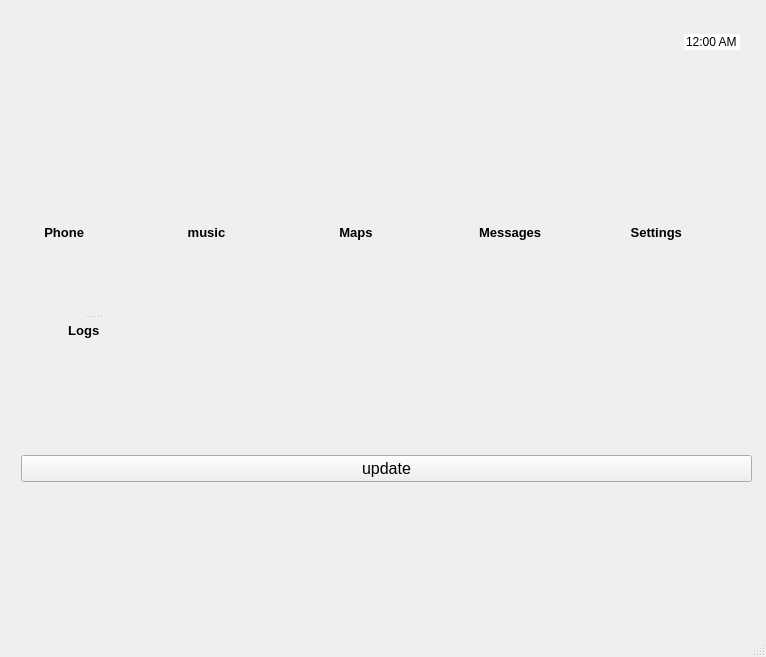
Mostafa-Abdelkawi/2021GP, file ota_client/Head_unit/mainwindow.ui: the form before one commit.
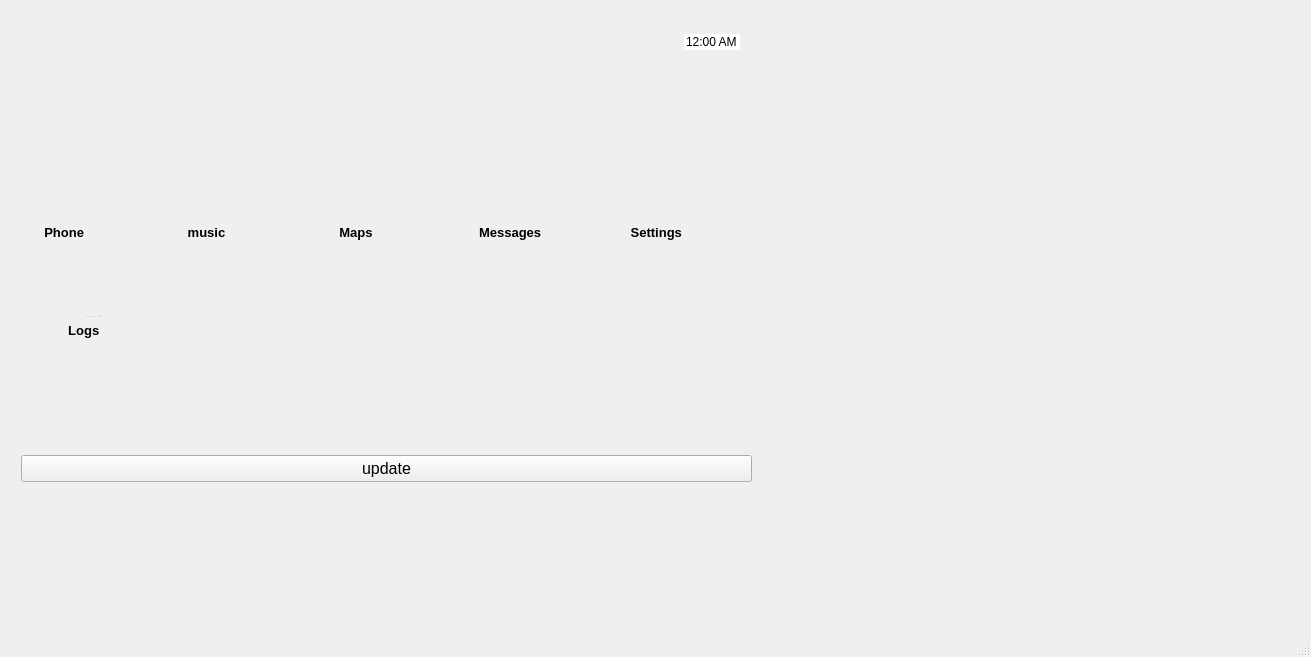
The form after the commit. Icons and pictures are not drawn.

Patch:
```diff
--- a/ota_client/Head_unit/mainwindow.ui
+++ b/ota_client/Head_unit/mainwindow.ui
@@ -6,7 +6,7 @@
    <rect>
     <x>0</x>
     <y>0</y>
-    <width>766</width>
+    <width>1311</width>
     <height>657</height>
    </rect>
   </property>
```
Left out of the diff: 2 changed lines with no effect on the pictures.
